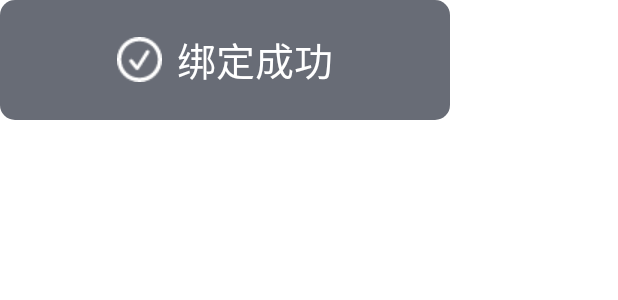
After one commit to vaca22/esp32_android_ble, an Android app: the layout toast_bind_layout.xml on its own in the app's theme, with its tools: preview values and no code run, on a phone screen of 412 x 824 dp. The commit adds this screen. Shown: the top 300 px of the screen. Run offline under Robolectric (Android 15) with nearby library versions, the phone set to English and light mode, and no system bars.

Commit message:
dsfg5252dsfdsffdasasddasssdaf

```diff
--- /dev/null
+++ b/app/src/main/res/drawable/toast_bg.xml
@@ -0,0 +1,10 @@
+<?xml version="1.0" encoding="utf-8"?>
+<shape xmlns:android="http://schemas.android.com/apk/res/android"
+    android:shape="rectangle">
+    <solid android:color="#af242a38" />
+    <corners
+        android:bottomLeftRadius="10dp"
+        android:bottomRightRadius="10dp"
+        android:topLeftRadius="10dp"
+        android:topRightRadius="10dp" />
+</shape>
--- a/app/src/main/res/layout/fragment_scan.xml
+++ b/app/src/main/res/layout/fragment_scan.xml
@@ -44,7 +44,7 @@
         android:text="停止扫描"
         android:id="@+id/stop"
         android:elevation="100dp"
-        android:layout_marginBottom="150dp"
+        android:layout_marginBottom="130dp"
         app:layout_constraintBottom_toBottomOf="parent"
         app:layout_constraintStart_toStartOf="parent"
         app:layout_constraintEnd_toEndOf="parent"
--- /dev/null
+++ b/app/src/main/res/layout/toast_bind_layout.xml
@@ -0,0 +1,38 @@
+<?xml version="1.0" encoding="utf-8"?>
+<androidx.constraintlayout.widget.ConstraintLayout xmlns:android="http://schemas.android.com/apk/res/android"
+    xmlns:app="http://schemas.android.com/apk/res-auto"
+    android:layout_width="300dp"
+
+    android:layout_height="80dp">
+
+    <LinearLayout
+        android:layout_width="300dp"
+        android:layout_height="80dp"
+        android:background="@drawable/toast_bg"
+        android:gravity="center"
+        android:orientation="horizontal"
+        app:layout_constraintBottom_toBottomOf="parent"
+        app:layout_constraintEnd_toEndOf="parent"
+        app:layout_constraintStart_toStartOf="parent"
+        app:layout_constraintTop_toTopOf="parent">
+
+        <ImageView
+            android:id="@+id/gr"
+            android:layout_width="30dp"
+            android:layout_height="30dp"
+            android:layout_marginEnd="10dp"
+            android:src="@drawable/success_icon" />
+
+        <TextView
+            android:id="@+id/dada"
+            android:layout_width="wrap_content"
+            android:layout_height="match_parent"
+            android:gravity="center"
+            android:text="绑定成功"
+            android:textColor="@color/white"
+            android:textSize="26sp" />
+
+    </LinearLayout>
+
+
+</androidx.constraintlayout.widget.ConstraintLayout>
```
Also changed, not shown: app/src/main/java/com/vaca/esp32_android_ble/fragment/ScanFragment.kt (+34 -2 lines), app/src/main/res/drawable/failure_icon.png (added), app/src/main/res/drawable/success_icon.png (added).
